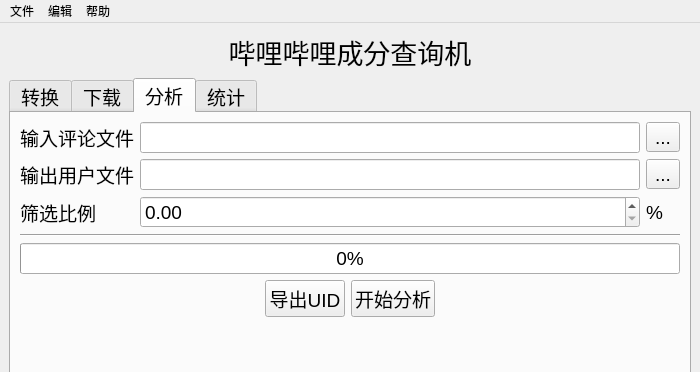
Qt form bilianalyzer/ui/main.ui (XTZ206/BiliAnalyzer) before a commit; both pictures show x 0 to 700 and y 0 to 372 of the 700 by 611 pixel window.
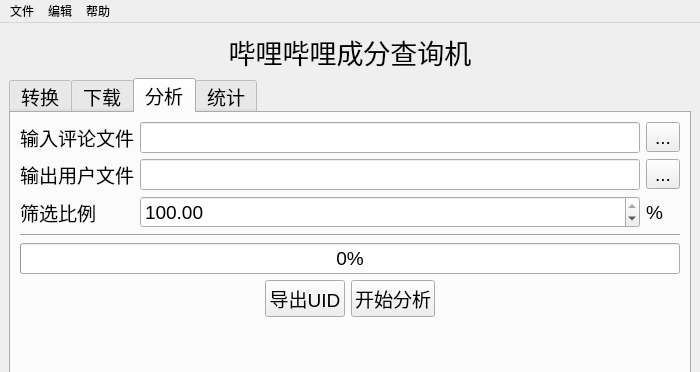
The same form after that commit. The open tabs and pages were chosen to show the change. Icons and pictures are not drawn.

Patch:
```diff
--- a/bilianalyzer/ui/main.ui
+++ b/bilianalyzer/ui/main.ui
@@ -463,9 +463,15 @@
           </item>
           <item row="2" column="1">
            <widget class="QDoubleSpinBox" name="analyzePercentageBox">
+            <property name="minimum">
+             <double>0.010000000000000</double>
+            </property>
             <property name="maximum">
              <double>100.000000000000000</double>
             </property>
+            <property name="value">
+             <double>100.000000000000000</double>
+            </property>
            </widget>
           </item>
          </layout>
```
